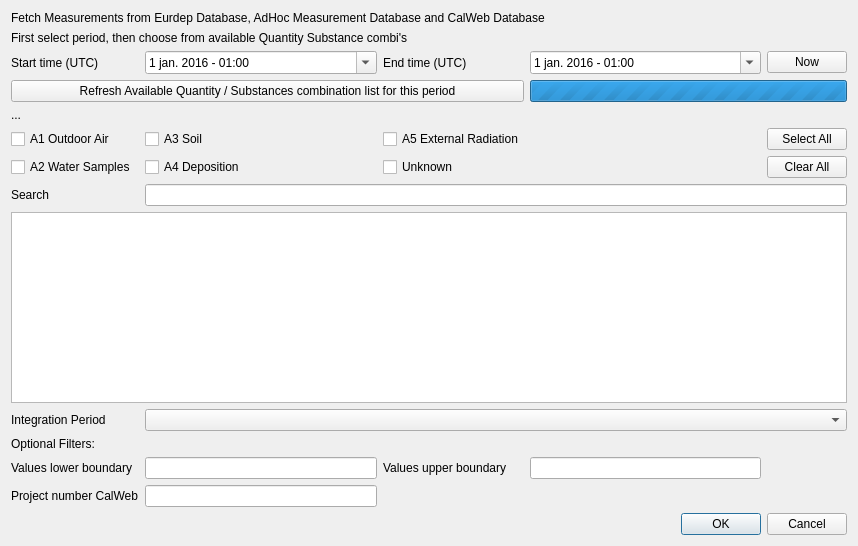
Qt form ui/jrodos_measurements_dialog_base.ui (rduivenvoorde/jrodos) before a commit.
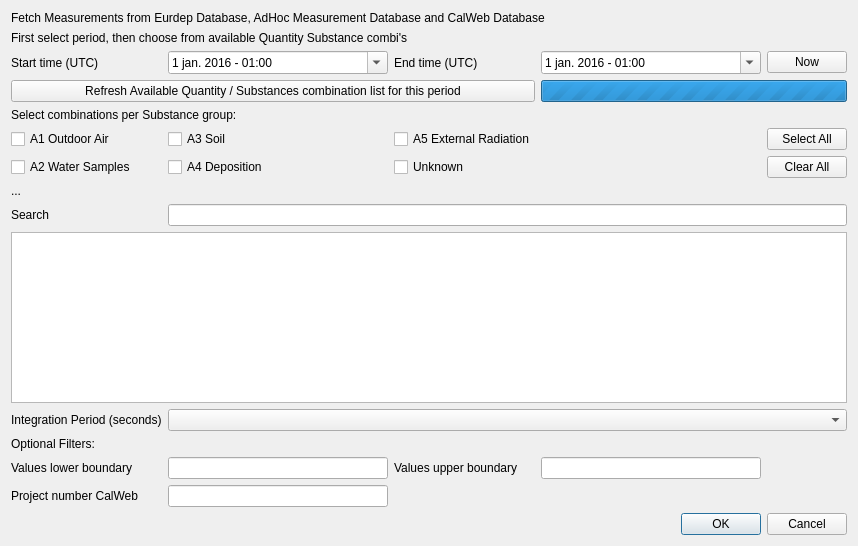
The same form after that commit.

Patch:
```diff
--- a/ui/jrodos_measurements_dialog_base.ui
+++ b/ui/jrodos_measurements_dialog_base.ui
@@ -14,101 +14,6 @@
    <string>Eurdep Measurements Dialog</string>
   </property>
   <layout class="QGridLayout" name="gridLayout">
-   <item row="12" column="1" colspan="4">
-    <widget class="QComboBox" name="combo_endminusstart">
-     <property name="editable">
-      <bool>false</bool>
-     </property>
-    </widget>
-   </item>
-   <item row="2" column="3">
-    <widget class="QDateTimeEdit" name="dateTime_end">
-     <property name="locale">
-      <locale language="Dutch" country="Netherlands"/>
-     </property>
-     <property name="dateTime">
-      <datetime>
-       <hour>1</hour>
-       <minute>0</minute>
-       <second>0</second>
-       <year>2016</year>
-       <month>1</month>
-       <day>1</day>
-      </datetime>
-     </property>
-     <property name="displayFormat">
-      <string>d MMM yyyy - HH:mm</string>
-     </property>
-     <property name="calendarPopup">
-      <bool>true</bool>
-     </property>
-    </widget>
-   </item>
-   <item row="19" column="0">
-    <widget class="QLabel" name="lbl_project_id">
-     <property name="text">
-      <string>Project number CalWeb</string>
-     </property>
-    </widget>
-   </item>
-   <item row="6" column="2">
-    <widget class="QCheckBox" name="cb_a5">
-     <property name="text">
-      <string>A5 External Radiation</string>
-     </property>
-    </widget>
-   </item>
-   <item row="7" column="2">
-    <widget class="QCheckBox" name="cb_unknown">
-     <property name="text">
-      <string>Unknown</string>
-     </property>
-    </widget>
-   </item>
-   <item row="6" column="1">
-    <widget class="QCheckBox" name="cb_a3">
-     <property name="text">
-      <string>A3 Soil</string>
-     </property>
-    </widget>
-   </item>
-   <item row="2" column="1">
-    <widget class="QDateTimeEdit" name="dateTime_start">
-     <property name="locale">
-      <locale language="Dutch" country="Netherlands"/>
-     </property>
-     <property name="dateTime">
-      <datetime>
-       <hour>1</hour>
-       <minute>0</minute>
-       <second>0</second>
-       <year>2016</year>
-       <month>1</month>
-       <day>1</day>
-      </datetime>
-     </property>
-     <property name="displayFormat">
-      <string>d MMM yyyy - HH:mm</string>
-     </property>
-     <property name="calendarPopup">
-      <bool>true</bool>
-     </property>
-    </widget>
-   </item>
-   <item row="6" column="4">
-    <widget class="QPushButton" name="btn_all_combis">
-     <property name="text">
-      <string>Select All</string>
-     </property>
-    </widget>
-   </item>
-   <item row="0" column="0" colspan="4">
-    <widget class="QLabel" name="lbl_title">
-     <property name="text">
-      <string>Fetch Measurements from Eurdep Database, AdHoc Measurement Database and CalWeb Database</string>
-     </property>
-    </widget>
-   </item>
    <item row="2" column="0">
     <widget class="QLabel" name="lbl_start_time">
      <property name="text">
@@ -116,55 +21,75 @@
      </property>
     </widget>
    </item>
-   <item row="18" column="3">
+   <item row="20" column="3">
     <widget class="QLineEdit" name="le_upperbound"/>
    </item>
-   <item row="2" column="4">
-    <widget class="QPushButton" name="btn_now">
+   <item row="8" column="4">
+    <widget class="QPushButton" name="btn_no_combis">
      <property name="text">
-      <string>Now</string>
+      <string>Clear All</string>
      </property>
     </widget>
    </item>
-   <item row="7" column="1">
+   <item row="14" column="0">
+    <widget class="QLabel" name="lbl_endminusstart">
+     <property name="text">
+      <string>Integration Period (seconds)</string>
+     </property>
+    </widget>
+   </item>
+   <item row="7" column="4">
+    <widget class="QPushButton" name="btn_all_combis">
+     <property name="text">
+      <string>Select All</string>
+     </property>
+    </widget>
+   </item>
+   <item row="8" column="1">
     <widget class="QCheckBox" name="cb_a4">
      <property name="text">
       <string>A4 Deposition</string>
      </property>
     </widget>
    </item>
-   <item row="6" column="0">
+   <item row="7" column="0">
     <widget class="QCheckBox" name="cb_a1">
      <property name="text">
       <string>A1 Outdoor Air</string>
      </property>
     </widget>
    </item>
-   <item row="18" column="0">
-    <widget class="QLabel" name="lbl_lowerbound">
-     <property name="text">
-      <string>Values lower boundary</string>
+   <item row="2" column="3">
+    <widget class="QDateTimeEdit" name="dateTime_end">
+     <property name="locale">
+      <locale language="Dutch" country="Netherlands"/>
      </property>
-    </widget>
-   </item>
-   <item row="18" column="1">
-    <widget class="QLineEdit" name="le_lowerbound"/>
-   </item>
-   <item row="18" column="2">
-    <widget class="QLabel" name="lbl_upperbound">
-     <property name="text">
-      <string>Values upper boundary</string>
+     <property name="dateTime">
+      <datetime>
+       <hour>1</hour>
+       <minute>0</minute>
+       <second>0</second>
+       <year>2016</year>
+       <month>1</month>
+       <day>1</day>
+      </datetime>
      </property>
+     <property name="displayFormat">
+      <string>d MMM yyyy - HH:mm</string>
+     </property>
+     <property name="calendarPopup">
+      <bool>true</bool>
+     </property>
     </widget>
    </item>
-   <item row="12" column="0">
-    <widget class="QLabel" name="lbl_endminusstart">
+   <item row="2" column="2">
+    <widget class="QLabel" name="lbl_end_time">
      <property name="text">
-      <string>Integration Period</string>
+      <string>End time (UTC)</string>
      </property>
     </widget>
    </item>
-   <item row="20" column="0" colspan="5">
+   <item row="22" column="0" colspan="5">
     <widget class="QDialogButtonBox" name="buttonBox">
      <property name="orientation">
       <enum>Qt::Horizontal</enum>
@@ -174,31 +99,96 @@
      </property>
     </widget>
    </item>
-   <item row="7" column="0">
-    <widget class="QCheckBox" name="cb_a2">
-     <property name="text">
-      <string>A2 Water Samples</string>
-     </property>
-    </widget>
-   </item>
-   <item row="9" column="0" colspan="5">
+   <item row="11" column="0" colspan="5">
     <widget class="QTableView" name="tbl_combis">
      <property name="sortingEnabled">
       <bool>true</bool>
      </property>
     </widget>
    </item>
-   <item row="5" column="0">
+   <item row="7" column="2">
+    <widget class="QCheckBox" name="cb_a5">
+     <property name="text">
+      <string>A5 External Radiation</string>
+     </property>
+    </widget>
+   </item>
+   <item row="7" column="1">
+    <widget class="QCheckBox" name="cb_a3">
+     <property name="text">
+      <string>A3 Soil</string>
+     </property>
+    </widget>
+   </item>
+   <item row="20" column="2">
+    <widget class="QLabel" name="lbl_upperbound">
+     <property name="text">
+      <string>Values upper boundary</string>
+     </property>
+    </widget>
+   </item>
+   <item row="20" column="0">
+    <widget class="QLabel" name="lbl_lowerbound">
+     <property name="text">
+      <string>Values lower boundary</string>
+     </property>
+    </widget>
+   </item>
+   <item row="21" column="1">
+    <widget class="QLineEdit" name="le_project_id"/>
+   </item>
+   <item row="10" column="0">
+    <widget class="QLabel" name="label">
+     <property name="text">
+      <string>Search</string>
+     </property>
+    </widget>
+   </item>
+   <item row="9" column="0">
     <widget class="QLabel" name="lbl_retrieving_combis">
      <property name="text">
       <string>...</string>
      </property>
     </widget>
    </item>
-   <item row="13" column="0">
-    <widget class="QLabel" name="lbl_bounds_optional">
+   <item row="14" column="1" colspan="4">
+    <widget class="QComboBox" name="combo_endminusstart">
+     <property name="editable">
+      <bool>false</bool>
+     </property>
+    </widget>
+   </item>
+   <item row="21" column="0">
+    <widget class="QLabel" name="lbl_project_id">
      <property name="text">
-      <string>Optional Filters:</string>
+      <string>Project number CalWeb</string>
+     </property>
+    </widget>
+   </item>
+   <item row="20" column="1">
+    <widget class="QLineEdit" name="le_lowerbound"/>
+   </item>
+   <item row="4" column="3" colspan="2">
+    <widget class="QProgressBar" name="combis_progressbar">
+     <property name="maximum">
+      <number>0</number>
+     </property>
+     <property name="value">
+      <number>-2</number>
+     </property>
+    </widget>
+   </item>
+   <item row="2" column="4">
+    <widget class="QPushButton" name="btn_now">
+     <property name="text">
+      <string>Now</string>
+     </property>
+    </widget>
+   </item>
+   <item row="8" column="2">
+    <widget class="QCheckBox" name="cb_unknown">
+     <property name="text">
+      <string>Unknown</string>
      </property>
     </widget>
    </item>
@@ -209,49 +199,66 @@
      </property>
     </widget>
    </item>
-   <item row="2" column="2">
-    <widget class="QLabel" name="lbl_end_time">
-     <property name="text">
-      <string>End time (UTC)</string>
+   <item row="2" column="1">
+    <widget class="QDateTimeEdit" name="dateTime_start">
+     <property name="locale">
+      <locale language="Dutch" country="Netherlands"/>
      </property>
-    </widget>
-   </item>
-   <item row="7" column="4">
-    <widget class="QPushButton" name="btn_no_combis">
-     <property name="text">
-      <string>Clear All</string>
+     <property name="dateTime">
+      <datetime>
+       <hour>1</hour>
+       <minute>0</minute>
+       <second>0</second>
+       <year>2016</year>
+       <month>1</month>
+       <day>1</day>
+      </datetime>
+     </property>
+     <property name="displayFormat">
+      <string>d MMM yyyy - HH:mm</string>
+     </property>
+     <property name="calendarPopup">
+      <bool>true</bool>
      </property>
     </widget>
    </item>
    <item row="8" column="0">
-    <widget class="QLabel" name="label">
+    <widget class="QCheckBox" name="cb_a2">
      <property name="text">
-      <string>Search</string>
+      <string>A2 Water Samples</string>
      </property>
     </widget>
    </item>
-   <item row="8" column="1" colspan="4">
-    <widget class="QLineEdit" name="le_combis_filter"/>
+   <item row="0" column="0" colspan="4">
+    <widget class="QLabel" name="lbl_title">
+     <property name="text">
+      <string>Fetch Measurements from Eurdep Database, AdHoc Measurement Database and CalWeb Database</string>
+     </property>
+    </widget>
    </item>
-   <item row="3" column="0" colspan="3">
+   <item row="4" column="0" colspan="3">
     <widget class="QPushButton" name="btn_get_combis">
      <property name="text">
       <string>Refresh Available Quantity / Substances combination list for this period</string>
      </property>
     </widget>
    </item>
-   <item row="3" column="3" colspan="2">
-    <widget class="QProgressBar" name="combis_progressbar">
-     <property name="maximum">
-      <number>0</number>
+   <item row="15" column="0">
+    <widget class="QLabel" name="lbl_bounds_optional">
+     <property name="text">
+      <string>Optional Filters:</string>
      </property>
-     <property name="value">
-      <number>-2</number>
-     </property>
     </widget>
    </item>
-   <item row="19" column="1">
-    <widget class="QLineEdit" name="le_project_id"/>
+   <item row="10" column="1" colspan="4">
+    <widget class="QLineEdit" name="le_combis_filter"/>
+   </item>
+   <item row="5" column="0" colspan="2">
+    <widget class="QLabel" name="label_2">
+     <property name="text">
+      <string>Select combinations per Substance group:</string>
+     </property>
+    </widget>
    </item>
   </layout>
  </widget>
```
